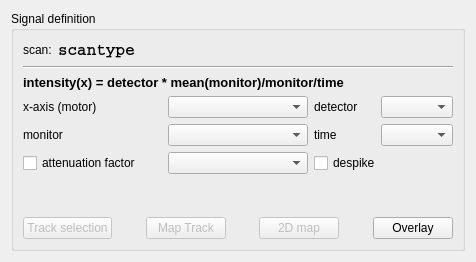
The window that iintgui/ui/iintobservable.ui (syncope/iint-gui) describes before a commit, drawn with Qt 5.
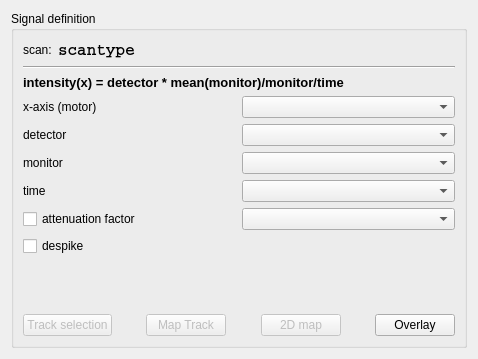
The same window after the commit.

Commit message: + this took a long time: fix issue #92 -- retaining values properly

The edit to the form file:
```diff
--- a/iintgui/ui/iintobservable.ui
+++ b/iintgui/ui/iintobservable.ui
@@ -6,8 +6,8 @@
    <rect>
     <x>0</x>
     <y>0</y>
-    <width>476</width>
-    <height>262</height>
+    <width>478</width>
+    <height>359</height>
    </rect>
   </property>
   <property name="windowTitle">
@@ -19,8 +19,10 @@
      <property name="title">
       <string>Signal definition</string>
      </property>
-     <layout class="QGridLayout" name="gridLayout_3">
+     <layout class="QGridLayout" name="gridLayout">
       <item row="0" column="0">
+       <layout class="QVBoxLayout" name="verticalLayout">
+        <item>
        <layout class="QHBoxLayout" name="horizontalLayout_16">
         <item>
          <widget class="QLabel" name="label_2">
@@ -59,14 +61,14 @@
         </item>
        </layout>
       </item>
-      <item row="1" column="0">
+        <item>
        <widget class="Line" name="line">
         <property name="orientation">
          <enum>Qt::Horizontal</enum>
         </property>
        </widget>
       </item>
-      <item row="2" column="0">
+        <item>
        <widget class="QLabel" name="label">
         <property name="font">
          <font>
@@ -80,9 +82,7 @@
         </property>
        </widget>
       </item>
-      <item row="3" column="0">
-       <layout class="QGridLayout" name="gridLayout">
-        <item row="0" column="0">
+        <item>
          <layout class="QHBoxLayout" name="horizontalLayout_2">
           <item>
            <widget class="QLabel" name="label_3">
@@ -101,6 +101,8 @@
             </property>
            </widget>
           </item>
+         </layout>
+        </item>
           <item>
            <layout class="QHBoxLayout" name="horizontalLayout_3">
             <item>
@@ -122,9 +124,7 @@
             </item>
            </layout>
           </item>
-         </layout>
-        </item>
-        <item row="1" column="0">
+        <item>
          <layout class="QHBoxLayout" name="horizontalLayout_4">
           <item>
            <widget class="QLabel" name="label_11">
@@ -136,12 +136,14 @@
           <item>
            <widget class="QComboBox" name="observableMonitorCB">
             <property name="sizePolicy">
-             <sizepolicy hsizetype="Minimum" vsizetype="Fixed">
+             <sizepolicy hsizetype="Preferred" vsizetype="Minimum">
               <horstretch>0</horstretch>
               <verstretch>0</verstretch>
              </sizepolicy>
             </property>
            </widget>
+          </item>
+         </layout>
           </item>
           <item>
            <layout class="QHBoxLayout" name="horizontalLayout_6">
@@ -155,7 +157,7 @@
             <item>
              <widget class="QComboBox" name="observableTimeCB">
               <property name="sizePolicy">
-               <sizepolicy hsizetype="Minimum" vsizetype="Fixed">
+             <sizepolicy hsizetype="Preferred" vsizetype="Minimum">
                 <horstretch>0</horstretch>
                 <verstretch>0</verstretch>
                </sizepolicy>
@@ -164,9 +166,7 @@
             </item>
            </layout>
           </item>
-         </layout>
-        </item>
-        <item row="2" column="0">
+        <item>
          <layout class="QHBoxLayout" name="horizontalLayout_5">
           <item>
            <widget class="QCheckBox" name="observableAttFaccheck">
@@ -178,12 +178,14 @@
           <item>
            <widget class="QComboBox" name="observableAttFacCB">
             <property name="sizePolicy">
-             <sizepolicy hsizetype="Minimum" vsizetype="Fixed">
+             <sizepolicy hsizetype="Preferred" vsizetype="Minimum">
               <horstretch>0</horstretch>
               <verstretch>0</verstretch>
              </sizepolicy>
             </property>
            </widget>
+          </item>
+         </layout>
           </item>
           <item>
            <widget class="QCheckBox" name="despikeCheckBox">
@@ -195,11 +197,7 @@
             </property>
            </widget>
           </item>
-         </layout>
-        </item>
-       </layout>
-      </item>
-      <item row="4" column="0">
+        <item>
        <spacer name="verticalSpacer">
         <property name="orientation">
          <enum>Qt::Vertical</enum>
@@ -207,12 +205,12 @@
         <property name="sizeHint" stdset="0">
          <size>
           <width>20</width>
-          <height>1</height>
+            <height>40</height>
          </size>
         </property>
        </spacer>
       </item>
-      <item row="5" column="0">
+        <item>
        <layout class="QHBoxLayout" name="horizontalLayout">
         <item>
          <widget class="QPushButton" name="trackData">
@@ -293,6 +291,8 @@
        </layout>
       </item>
      </layout>
+      </item>
+     </layout>
      <zorder></zorder>
      <zorder>gridLayoutWidget</zorder>
      <zorder>observableAttFacCB</zorder>
```
Left out of the diff: 2 changed lines with no effect on the pictures. Lines whose indentation alone changed are shown as unchanged. The commit also changes 1 other file.
